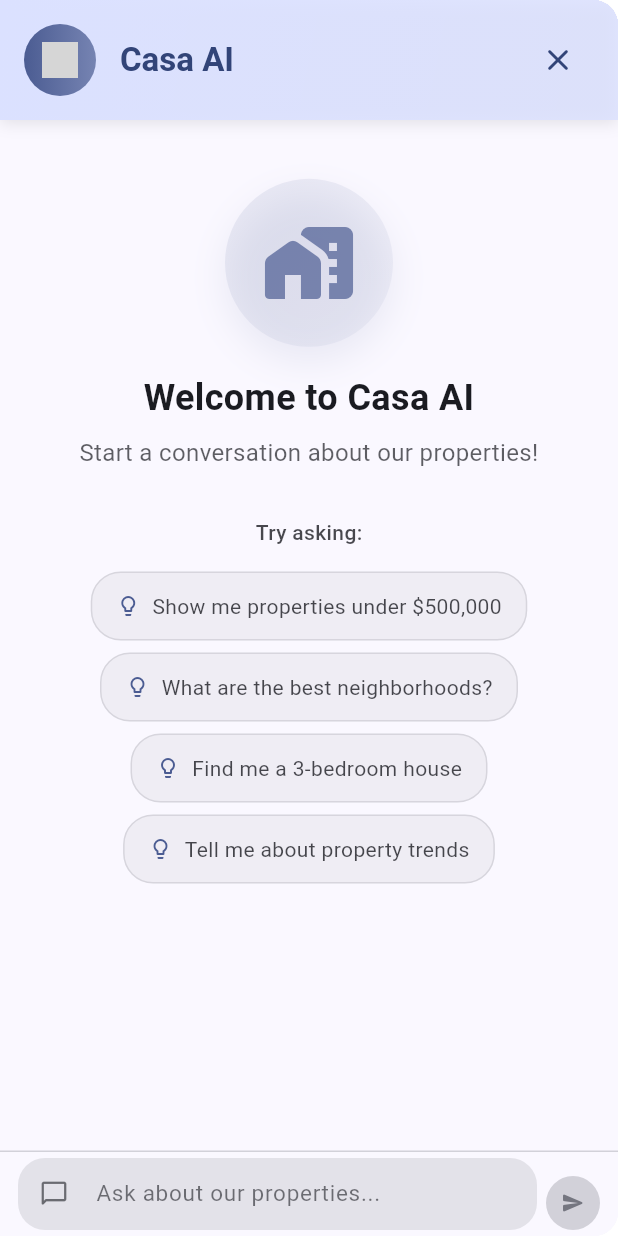
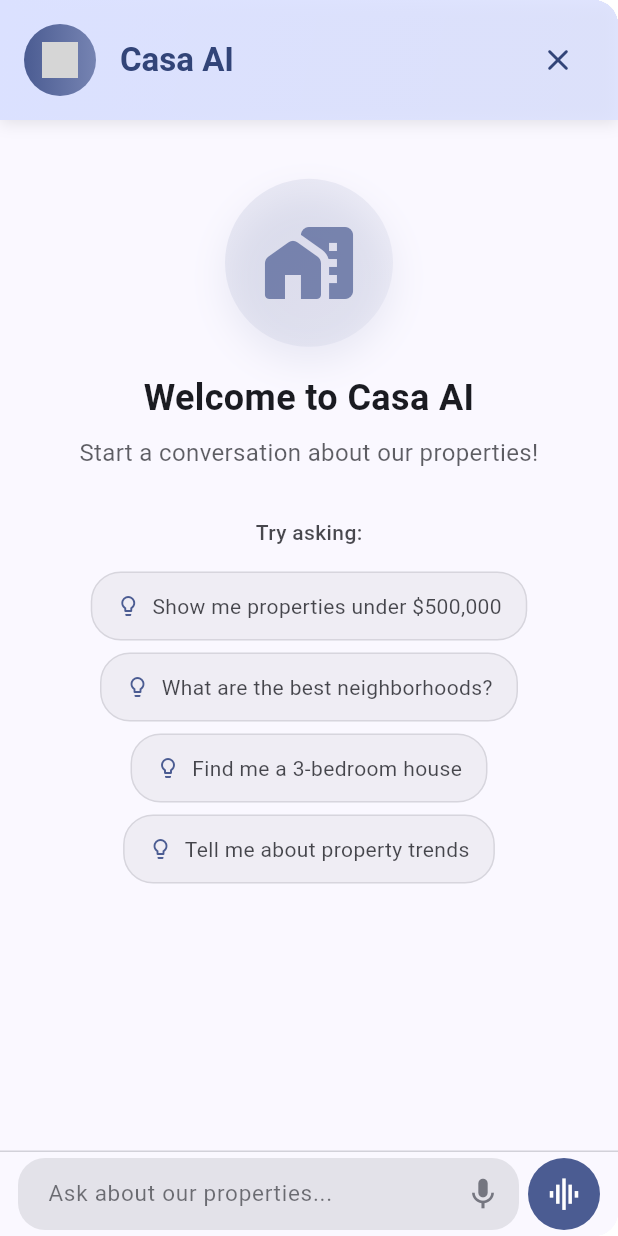
Before and after one commit to eliasnadder/aqar-zone-app, a Flutter app: the GlobalAIChatDrawer screen opened directly with empty values, on a phone screen of 412 x 824 dp. Run offline on Flutter 3.47's test engine with Material 3 defaults, Android fonts, the phone set to English and light mode, and no system bars; our stand-ins replace equatable, flutter_bloc, flutter_markdown, flutter_svg, flutter_tts, google_generative_ai and 4 more; missing offline and left inert: mobile_scanner; accounts and stored records are empty; grey boxes are pictures that could not be loaded.

Commit message:
Add ai live chat

```diff
--- a/lib/widgets/enhanced_chat_input.dart
+++ b/lib/widgets/enhanced_chat_input.dart
@@ -3,6 +3,7 @@ import 'package:flutter/material.dart';
 class EnhancedChatInput extends StatefulWidget {
   final TextEditingController messageController;
   final VoidCallback onSendMessage;
+  final VoidCallback? onVoiceModeToggle;
   final bool isLoading;
   final bool isEnabled;
   final String hintText;
@@ -11,6 +12,7 @@ class EnhancedChatInput extends StatefulWidget {
     Key? key,
     required this.messageController,
     required this.onSendMessage,
+    this.onVoiceModeToggle,
     this.isLoading = false,
     this.isEnabled = true,
     this.hintText = 'Type your message...',
@@ -94,6 +96,15 @@ class _EnhancedChatInputState extends State<EnhancedChatInput>
     });
   }
 
+  void _handleVoiceModeToggle() {
+    if (widget.onVoiceModeToggle != null) {
+      _scaleController.forward().then((_) {
+        _scaleController.reverse();
+        widget.onVoiceModeToggle!();
+      });
+    }
+  }
+
   @override
   Widget build(BuildContext context) {
     final theme = Theme.of(context);
@@ -126,14 +137,18 @@ class _EnhancedChatInputState extends State<EnhancedChatInput>
                     horizontal: 16,
                     vertical: 8,
                   ),
+                  suffixIcon: IconButton(
+                    onPressed: () {},
+                    icon: Icon(
+                      Icons.mic,
+                      size: 25,
+                      color: theme.colorScheme.outline,
+                    ),
+                  ),
                   filled: true,
                   fillColor: Colors.transparent,
-                  prefixIcon: Icon(
-                    Icons.chat_bubble_outline_rounded,
-                    color: theme.colorScheme.onSurface.withValues(alpha: 0.6),
-                    size: 20,
-                  ),
                 ),
+
                 style: TextStyle(
                   fontSize: 15,
                   color: theme.colorScheme.onSurface,
@@ -169,24 +184,27 @@ class _EnhancedChatInputState extends State<EnhancedChatInput>
 
   Widget _buildSendButton(ThemeData theme) {
     final canSend = widget.isEnabled && _hasText && !widget.isLoading;
+    final showVoiceButton = !canSend && !widget.isLoading;
 
     return Container(
-      width: 36,
-      height: 36,
+      width: 48,
+      height: 48,
       decoration: BoxDecoration(
         shape: BoxShape.circle,
-        color:
-            canSend
-                ? theme.colorScheme.primary
-                : theme.colorScheme.outline.withValues(alpha: 0.3),
+        color: theme.colorScheme.primary,
       ),
       child: IconButton(
-        onPressed: canSend ? _handleSendPressed : null,
+        onPressed:
+            canSend
+                ? _handleSendPressed
+                : showVoiceButton
+                ? _handleVoiceModeToggle
+                : null,
         icon:
             widget.isLoading
                 ? SizedBox(
-                  width: 16,
-                  height: 16,
+                  width: 25,
+                  height: 25,
                   child: CircularProgressIndicator(
                     strokeWidth: 2,
                     valueColor: AlwaysStoppedAnimation<Color>(
@@ -194,13 +212,16 @@ class _EnhancedChatInputState extends State<EnhancedChatInput>
                     ),
                   ),
                 )
+                : canSend
+                ? Icon(
+                  Icons.send_rounded,
+                  size: 25,
+                  color: theme.colorScheme.onPrimary,
+                )
                 : Icon(
-                  Icons.send_rounded,
-                  size: 16,
-                  color:
-                      canSend
-                          ? theme.colorScheme.onPrimary
-                          : theme.colorScheme.outline,
+                  Icons.graphic_eq,
+                  size: 25,
+                  color: theme.colorScheme.onPrimary,
                 ),
         style: IconButton.styleFrom(
           backgroundColor: Colors.transparent,
```
